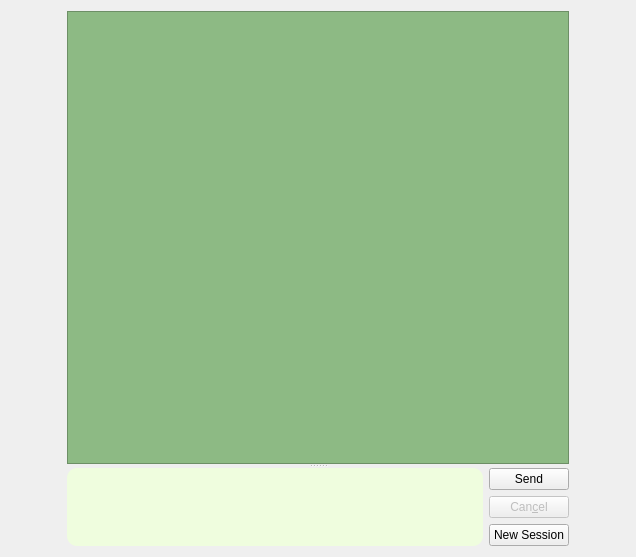
Above: ChatWidget.ui from asianirish/AI-Ronaut before the change. Below: the same form after it.
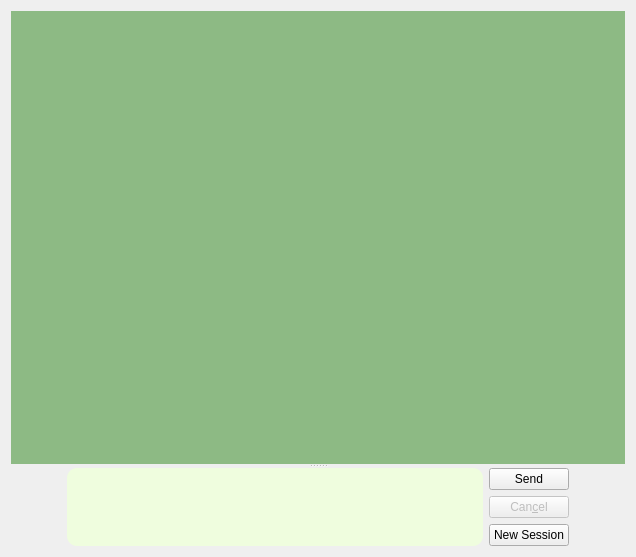
That is the form after the change.

What changed in the file:
```diff
--- a/ChatWidget.ui
+++ b/ChatWidget.ui
@@ -27,7 +27,7 @@
        </sizepolicy>
       </property>
       <property name="styleSheet">
-       <string notr="true"/>
+       <string notr="true">background-color: rgb(141, 186, 132);</string>
       </property>
       <layout class="QGridLayout" name="gridLayout_2">
        <item row="0" column="0">
@@ -57,6 +57,12 @@
          <property name="styleSheet">
           <string notr="true">background-color: rgb(141, 186, 132);</string>
          </property>
+         <property name="frameShape">
+          <enum>QFrame::NoFrame</enum>
+         </property>
+         <property name="lineWidth">
+          <number>0</number>
+         </property>
          <property name="verticalScrollMode">
           <enum>QAbstractItemView::ScrollPerPixel</enum>
          </property>
```
